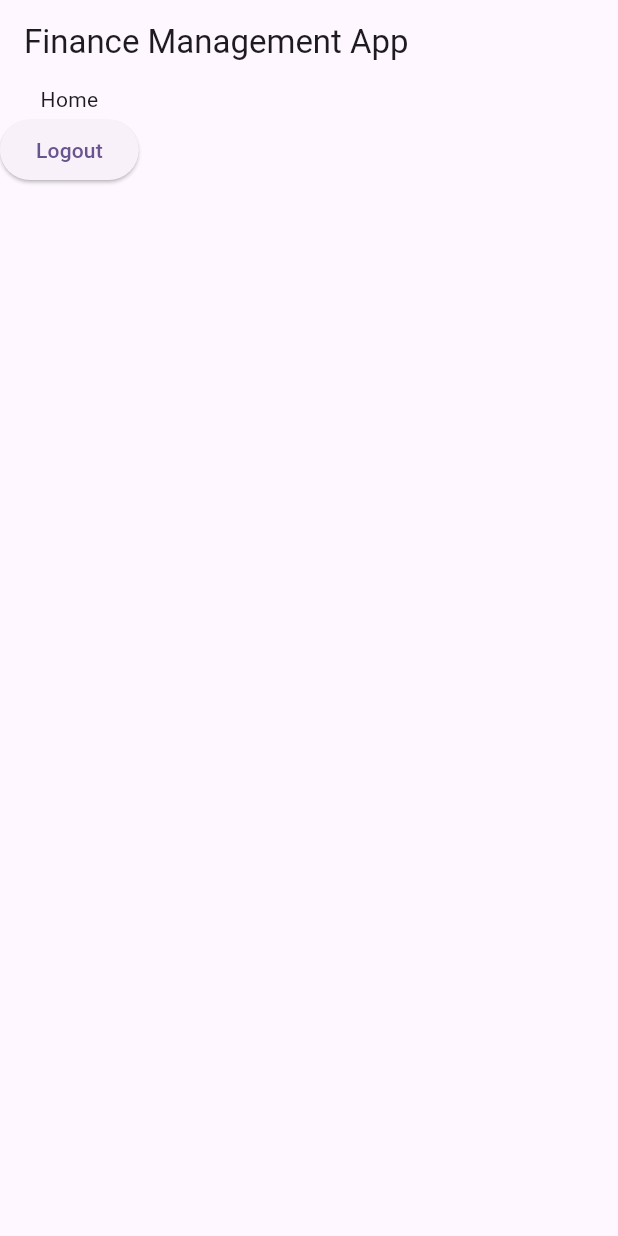
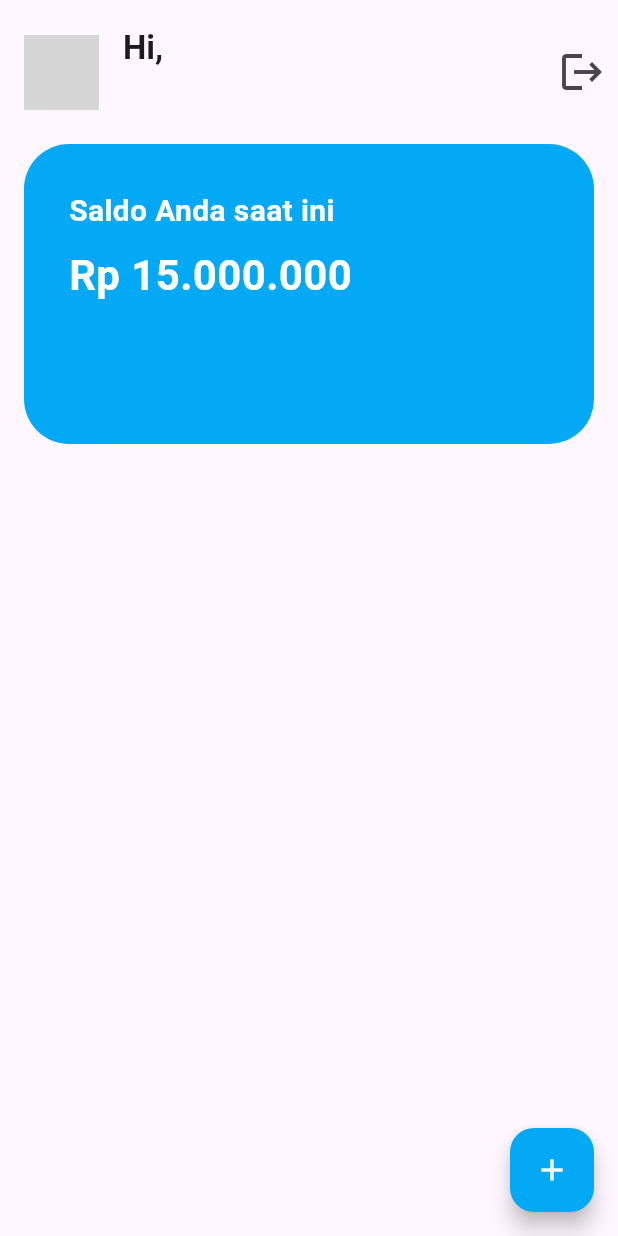
Before and after one commit to izzalDev/finance-management, a Flutter app: the screen it shows once a user with an empty profile is signed in, on a phone screen of 412 x 824 dp. Run offline on Flutter 3.47's test engine with Material 3 defaults, Android fonts, the phone set to English and light mode, and no system bars; our stand-ins replace cloud_firestore, firebase_auth, firebase_core; accounts and stored records are empty; network calls fail; grey boxes are pictures that could not be loaded.

```diff
--- a/lib/main.dart
+++ b/lib/main.dart
@@ -5,9 +5,11 @@ import 'package:finance_management/view/login_view.dart';
 import 'package:firebase_auth/firebase_auth.dart';
 import 'package:firebase_core/firebase_core.dart';
 import 'package:flutter/material.dart';
+import 'package:intl/date_symbol_data_local.dart';
 
 Future<void> main() async {
   WidgetsFlutterBinding.ensureInitialized();
+  await initializeDateFormatting('id_ID', null);
   await Firebase.initializeApp();
   runApp(const MyApp());
 }
@@ -27,7 +29,9 @@ class MyApp extends StatelessWidget {
               colorScheme: ColorScheme.fromSeed(seedColor: Colors.deepPurple),
               useMaterial3: true,
             ),
-            home: snapshot.data == null ? LoginView() : const HomeView(),
+            home: snapshot.data == null
+                ? LoginView()
+                : HomeView(accountInfo: snapshot.data),
           );
         });
   }
--- /dev/null
+++ b/lib/model/transaction.dart
@@ -0,0 +1,44 @@
+import 'dart:convert';
+
+import 'package:flutter/foundation.dart';
+
+class Transaction {
+  int amount;
+  String category;
+  DateTime date;
+  String description;
+  String name;
+  String photo;
+
+  Transaction({
+    required this.amount,
+    required this.category,
+    required this.date,
+    required this.description,
+    required this.name,
+    required this.photo,
+  });
+
+  factory Transaction.fromRawJson(String str) =>
+      Transaction.fromJson(json.decode(str));
+
+  String toRawJson() => json.encode(toJson());
+
+  factory Transaction.fromJson(Map<String, dynamic> json) => Transaction(
+        amount: json["amount"],
+        category: json["category"],
+        date: DateTime.parse(json["date"]),
+        description: json["description"],
+        name: json["name"],
+        photo: json["photo"],
+      );
+
+  Map<String, dynamic> toJson() => {
+        "amount": amount,
+        "category": category,
+        "date": date.toIso8601String(),
+        "description": description,
+        "name": name,
+        "photo": photo,
+      };
+}
--- a/lib/view/home_view.dart
+++ b/lib/view/home_view.dart
@@ -1,25 +1,163 @@
+import 'package:finance_management/model/transaction.dart';
+import 'package:finance_management/repository/transaction_repository.dart';
 import 'package:firebase_auth/firebase_auth.dart';
 import 'package:flutter/material.dart';
+import 'package:finance_management/widget/transaction_item.dart';
+import 'package:intl/intl.dart';
 
-class HomeView extends StatelessWidget {
-  const HomeView({super.key});
+class HomeView extends StatefulWidget {
+  const HomeView({Key? key, required this.accountInfo}) : super(key: key);
 
+  final User? accountInfo;
+
+  @override
+  HomeViewState createState() => HomeViewState();
+}
+
+class HomeViewState extends State<HomeView> {
   @override
   Widget build(BuildContext context) {
     return Scaffold(
-      appBar: AppBar(
-        title: const Text('Finance Management App'),
+      appBar: PreferredSize(
+        preferredSize: const Size.fromHeight(80),
+        child: Padding(
+          padding: const EdgeInsets.only(top: 20.0),
+          child: AppBar(
+            title: Row(
+              children: [
+                ClipRRect(
+                  borderRadius: BorderRadius.circular(
+                      18), // Penyesuaian sedikit untuk memotong foto dengan baik
+                  child: Image.network(
+                    'https://i.pravatar.cc/50',
+                    fit: BoxFit.cover,
+                    width: 50,
+                    height: 50,
+                  ),
+                ),
+                const SizedBox(width: 16),
+                Column(
+                  crossAxisAlignment: CrossAxisAlignment.start,
+                  children: [
+                    const Text(
+                      'Hi,',
+                      style: TextStyle(
+                        fontWeight: FontWeight.bold,
+                      ),
+                    ),
+                    Text(widget.accountInfo?.displayName ?? '',
+                        style: const TextStyle(
+                          fontSize: 24,
+                          fontWeight: FontWeight.bold,
+                        )),
+                  ],
+                )
+              ],
+            ), // Update title to display account info
+            actions: [
+              IconButton(
+                icon: const Icon(
+                  Icons.logout,
+                  size: 32,
+                ),
+                onPressed: () {
+                  FirebaseAuth.instance.signOut();
+                },
+              ),
+            ],
+          ),
+        ),
       ),
-      body: const Column(
+      floatingActionButton: FloatingActionButton(
+        onPressed: () {
+          // Tindakan yang diambil ketika FAB ditekan
+          print('Floating Action Button pressed');
+        },
+        tooltip: 'Increment',
+        child: const Icon(
+          Icons.add,
+          color: Colors.white,
+        ),
+        backgroundColor: Colors.lightBlue,
+      ),
+      body: Column(
+        crossAxisAlignment: CrossAxisAlignment.start,
         children: [
-          Text('Home'),
-          ElevatedButton(onPressed: _logout, child: Text('Logout')),
+          Container(
+            width: double.infinity,
+            height: 200,
+            margin: const EdgeInsets.all(16),
+            padding: const EdgeInsets.all(30),
+            decoration: BoxDecoration(
+              color: Colors.lightBlue,
+              borderRadius: BorderRadius.circular(30),
+            ),
+            child: const Column(
+              crossAxisAlignment: CrossAxisAlignment.start,
+              children: [
+                Text(
+                  'Saldo Anda saat ini',
+                  style: TextStyle(
+                    color: Colors.white,
+                    fontWeight: FontWeight.bold,
+                    fontSize: 20,
+                  ),
+                ),
+                SizedBox(height: 8),
+                Text(
+                  'Rp 15.000.000',
+                  style: TextStyle(
+                    color: Colors.white,
+                    fontSize: 28,
+                    fontWeight: FontWeight.bold,
+                  ),
+                ),
+              ],
+            ),
+          ),
+          Expanded(
+            child: StreamBuilder<List<Transaction>>(
+                stream: TransactionRepository().getAllTransactions(),
+                builder: (context, snapshot) {
+                  if (snapshot.connectionState == ConnectionState.waiting) {
+                    return const Center(
+                      child: CircularProgressIndicator(),
+                    );
+                  } else {
+                    List<Transaction> transactions = snapshot.data!;
+                    return ListView.builder(
+                      itemCount: transactions.length,
+                      itemBuilder: (context, index) {
+                        int amount = transactions[index].amount;
+                        DateTime date = transactions[index].date;
+                        return TransactionItem(
+                            category: transactions[index].category,
+                            title: transactions[index].name,
+                            date: formatDate(date),
+                            amount: formatCurrency(amount));
+                      },
+                    );
+                  }
+                }),
+          ),
         ],
       ),
     );
   }
 
-  static void _logout() {
-    FirebaseAuth.instance.signOut();
+  String formatCurrency(int amount) {
+  final NumberFormat currencyFormatter = NumberFormat.currency(
+    locale: 'id_ID',
+    symbol: 'Rp',
+    decimalDigits: 0,
+  );
+
+  return currencyFormatter.format(amount);
+}
+
+String formatDate(DateTime dateTime) {
+    // Format tanggal ke format "19 Juli 2024"
+    final DateFormat dateFormatter = DateFormat('d MMMM yyyy', 'id_ID');
+    return dateFormatter.format(dateTime);
   }
 }
```
Also changed, not shown: lib/repository/transaction_repository.dart (added, +80 -0 lines), lib/widget/transaction_item.dart (added, +101 -0 lines).
